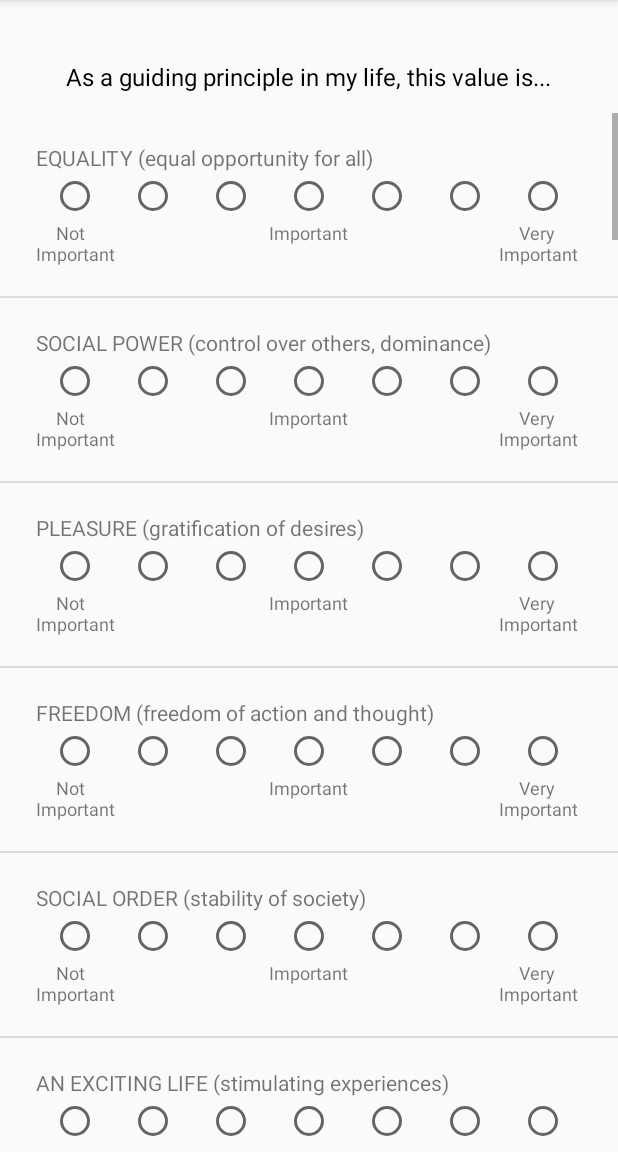
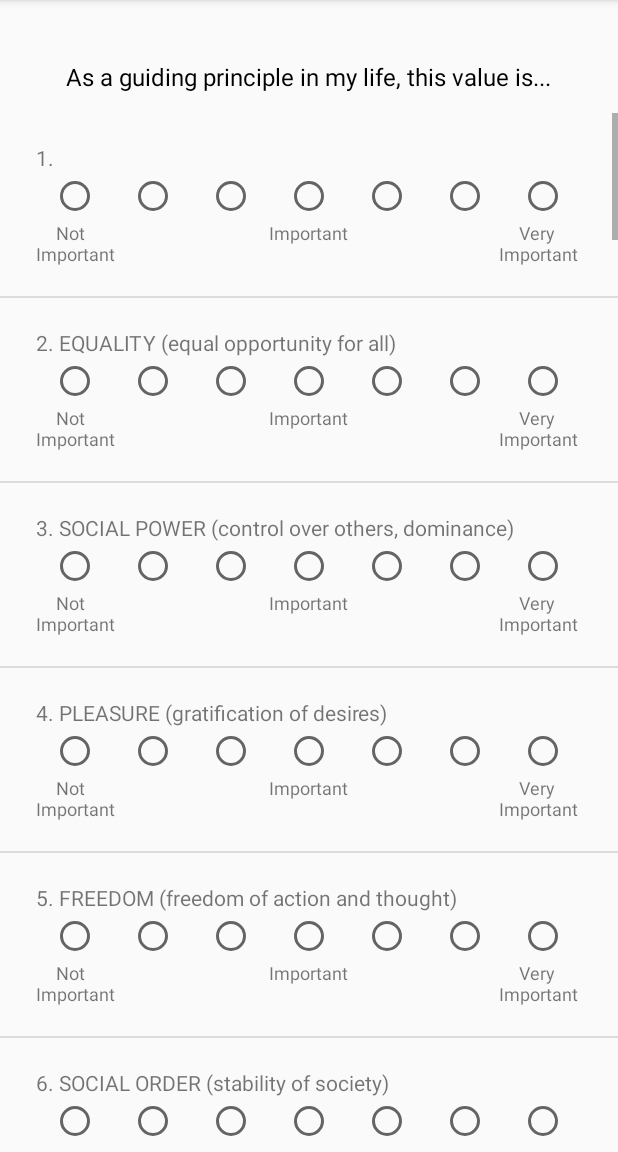
Before and after one commit to seanacheng/CareerChangeover, an Android app: the screen it shows after launch (SurveyActivity), after a tap on "TAKE SURVEY", on a phone screen of 412 x 824 dp, the part 84-1236 px from its top. Run offline under Robolectric (Android 15) with nearby library versions, the phone set to English and light mode, and no system bars.

Commit message:
added id to value

```diff
--- a/app/src/main/java/seanacheng/com/schwartzsurvey/ItemAdapter.java
+++ b/app/src/main/java/seanacheng/com/schwartzsurvey/ItemAdapter.java
@@ -6,26 +6,28 @@ import android.view.View;
 import android.view.ViewGroup;
 import android.widget.BaseAdapter;
 import android.widget.TextView;
-import java.util.List;
+
+import java.util.HashMap;
+import java.util.Map;
 
 public class ItemAdapter extends BaseAdapter {
 
     private LayoutInflater mInflater;
-    private List<String> values;
+    private Map<Integer, String> valueMap = new HashMap<>();
 
-    public ItemAdapter(Context c, List<String> list) {
+    public ItemAdapter(Context c, Map<Integer, String> map) {
         mInflater = (LayoutInflater) c.getSystemService(Context.LAYOUT_INFLATER_SERVICE);
-        values = list;
+        valueMap = map;
     }
 
     @Override
     public int getCount() {
-        return values.size();
+        return valueMap.size();
     }
 
     @Override
     public Object getItem(int position) {
-        return values.get(position);
+        return valueMap.get(position);
     }
 
     @Override
@@ -36,8 +38,12 @@ public class ItemAdapter extends BaseAdapter {
     @Override
     public View getView(int position, View view, ViewGroup viewGroup) {
         View v = mInflater.inflate(R.layout.value_list_layout,null);
+        TextView idTextView = (TextView) v.findViewById(R.id.idTextView);
         TextView valueTextView = (TextView) v.findViewById(R.id.valueTextView);
-        valueTextView.setText(values.get(position));
+        String id = Integer.toString(position+1);
+        String value = valueMap.get(position);
+        idTextView.setText(id+". ");
+        valueTextView.setText(value);
 
         return v;
 
--- a/app/src/main/java/seanacheng/com/schwartzsurvey/MyDbHandler.java
+++ b/app/src/main/java/seanacheng/com/schwartzsurvey/MyDbHandler.java
@@ -29,7 +29,6 @@ public class MyDbHandler extends SQLiteOpenHelper {
 
         createSQLiteTable(database);
         insertValues(database);
-        Log.d("tag", "onCreate: DbHandler");
     }
 
     @Override
@@ -40,11 +39,9 @@ public class MyDbHandler extends SQLiteOpenHelper {
         String createDB = "create table if not exists "+TABLE_NAME+"("+COLUMN_ID+" integer primary key autoincrement, "+
                 COLUMN_VALUE+" text not null, "+COLUMN_SELF_EVAL+" integer default 0, "+COLUMN_EMPLOYER_EVAL+" integer default 0);";
         SQLiteDatabase.execSQL(createDB);
-        Log.d("tag", "createSQLiteTable ");
     }
 
     private void insertValues(SQLiteDatabase db) {
-        Log.d("tag", "insertValues called");
 
         String[] valuesArray = { "EQUALITY (equal opportunity for all)",
                                 "SOCIAL POWER (control over others, dominance)",
@@ -100,54 +97,6 @@ public class MyDbHandler extends SQLiteOpenHelper {
             values.put(COLUMN_VALUE,valueString);
             db.insert(TABLE_NAME,null,values);
         }
-
-//        String insertValues = "insert into "+TABLE_NAME+" ("+COLUMN_VALUE+") values \n"+
-//                "(\"EQUALITY (equal opportunity for all)\"),\n" +
-//                "(\"SOCIAL POWER (control over others, dominance)\"),\n" +
-//                "(\"PLEASURE (gratification of desires)\"),\n" +
-//                "(\"FREEDOM (freedom of action and thought)\"),\n" +
-//                "(\"SOCIAL ORDER (stability of society)\"),\n" +
-//                "(\"AN EXCITING LIFE (stimulating experiences)\"),\n" +
-//                "(\"POLITENESS (courtesy, good manners)\"),\n" +
-//                "(\"WEALTH (material possessions, money)\"),\n" +
-//                "(\"NATIONAL SECURITY (protection of my nation from enemies)\"),\n" +
-//                "(\"RECIPROCATION OF FAVORS (avoidance of indebtedness)\"),\n" +
-//                "(\"CREATIVITY (uniqueness, imagination)\"),\n" +
-//                "(\"A WORLD AT PEACE (free of war and conflict)\"),\n" +
-//                "(\"RESPECT FOR TRADITION (preservation of time honored customs)\"),\n" +
-//                "(\"SELF-DISCIPLINE (self-restraint, resistance to temptation)\"),\n" +
-//                "(\"FAMILY SECURITY (safety for loved ones)\"),\n" +
-//                "(\"UNITY WITH NATURE (fitting into nature)\"),\n" +
-//                "(\"A VARIED LIFE (filled with challenge, novelty and change)\"),\n" +
-//                "(\"WISDOM (a mature understanding of life)\"),\n" +
-//                "(\"AUTHORITY (the right to lead or command)\"),\n" +
-//                "(\"A WORLD OF BEAUTY (beauty of nature and the arts)\"),\n" +
-//                "(\"SOCIAL JUSTICE (correcting injustice, care for the weak)\"),\n" +
-//                "(\"INDEPENDENT (self reliant, self sufficient)\"),\n" +
-//                "(\"MODERATE (avoiding extremes of feeling and action)\"),\n" +
-//                "(\"LOYAL (faithful to my friends, group)\"),\n" +
-//                "(\"AMBITIOUS (hard working, aspiring)\"),\n" +
-//                "(\"BROADMINDED (tolerant of different ideas and beliefs)\"),\n" +
-//                "(\"HUMBLE (modest, self effacing)\"),\n" +
-//                "(\"DARING (seeking adventure, risk)\"),\n" +
-//                "(\"PROTECTING THE ENVIRONMENT (preserving nature)\"),\n" +
-//                "(\"INFLUENTIAL (having an impact on people and events)\"),\n" +
-//                "(\"HONORING OF PARENTS AND ELDERS (showing respect)\"),\n" +
-//                "(\"CHOOSING OWN GOALS (selecting own purposes)\"),\n" +
-//                "(\"CAPABLE (competent, effective, efficient)\"),\n" +
-//                "(\"ACCEPTING MY PORTION IN LIFE (submitting to life\\'s circumstances)\"),\n" +
-//                "(\"HONEST (genuine, sincere)\"),\n" +
-//                "(\"PRESERVING MY PUBLIC IMAGE (protecting my \\\"face\\\")\"),\n" +
-//                "(\"OBEDIENT (dutiful, meeting obligations)\"),\n" +
-//                "(\"HELPFUL (working for the welfare of others)\"),\n" +
-//                "(\"ENJOYING LIFE (enjoying food, sex, leisure, etc.)\"),\n" +
-//                "(\"DEVOUT (holding to religious faith and belief)\"),\n" +
-//                "(\"RESPONSIBLE (dependable, reliable)\"),\n" +
-//                "(\"CURIOUS (interested in everything, exploring)\"),\n" +
-//                "(\"FORGIVING (willing to pardon others)\"),\n" +
-//                "(\"SUCCESSFUL (achieving goals)\"),\n" +
-//                "(\"CLEAN (neat, tidy)\"),\n" +
-//                "(\"SELF-INDULGENT (doing pleasant things)\");";
     }
 
     public List<Value> getValuesList () {
--- a/app/src/main/java/seanacheng/com/schwartzsurvey/SurveyActivity.java
+++ b/app/src/main/java/seanacheng/com/schwartzsurvey/SurveyActivity.java
@@ -5,16 +5,17 @@ import android.os.Bundle;
 import android.util.Log;
 import android.widget.ListView;
 
+import java.util.HashMap;
 import java.util.LinkedList;
 import java.util.List;
+import java.util.Map;
 
 public class SurveyActivity extends AppCompatActivity{
 
     MyDbHandler myDbHandler;
     ItemAdapter itemAdapter;
     ListView listView;
-    List<Value> valuesList = new LinkedList<>();
-    List<String> stringList = new LinkedList<>();
+    Map<Integer, String> valueMap = new HashMap<>();
 
     @Override
     protected void onCreate(Bundle savedInstanceState) {
@@ -22,16 +23,17 @@ public class SurveyActivity extends AppCompatActivity{
         setContentView(R.layout.activity_survey);
 
         myDbHandler = new MyDbHandler(this);
-        valuesList = myDbHandler.getValuesList();
-        Log.d("tag", "my list:"+valuesList.toString()+"end list");
+        List<Value> valuesList = myDbHandler.getValuesList();
 
         for (Value v:valuesList) {
-            String valueStatement = v.getValue();
-            stringList.add(valueStatement);
+            int id = v.getID();
+            String value = v.getValue();
+            valueMap.put(id,value);
+            Log.d("tag", "onCreate: "+id+", "+value);
         }
 
         listView = findViewById(R.id.surveyListView);
-        itemAdapter = new ItemAdapter(this,stringList);
+        itemAdapter = new ItemAdapter(this,valueMap);
         listView.setAdapter(itemAdapter);
 
 
--- a/app/src/main/res/layout/value_list_layout.xml
+++ b/app/src/main/res/layout/value_list_layout.xml
@@ -3,13 +3,21 @@
     android:layout_width="match_parent" android:layout_height="match_parent">
 
     <TextView
+        android:id="@+id/idTextView"
+        android:layout_width="wrap_content"
+        android:layout_height="wrap_content"
+        android:layout_alignLeft="@id/notImportant"
+        android:layout_alignParentTop="true"
+        android:layout_alignStart="@+id/notImportant"
+        android:layout_marginTop="@dimen/survey_vertical_margin"
+        android:text="ID" />
+
+    <TextView
         android:id="@+id/valueTextView"
         android:layout_width="wrap_content"
         android:layout_height="wrap_content"
-        android:layout_alignParentTop="true"
-        android:layout_alignStart="@+id/notImportant"
-        android:layout_alignLeft="@id/notImportant"
-        android:layout_marginTop="@dimen/survey_vertical_margin"
+        android:layout_alignTop="@+id/idTextView"
+        android:layout_toEndOf="@+id/idTextView"
         android:text="Value" />
 
     <RadioGroup
@@ -17,7 +25,7 @@
         android:layout_width="wrap_content"
         android:layout_height="wrap_content"
         android:layout_centerHorizontal="true"
-        android:layout_below="@id/valueTextView"
+        android:layout_below="@id/idTextView"
         android:orientation="horizontal">
 
         <RadioButton
```
